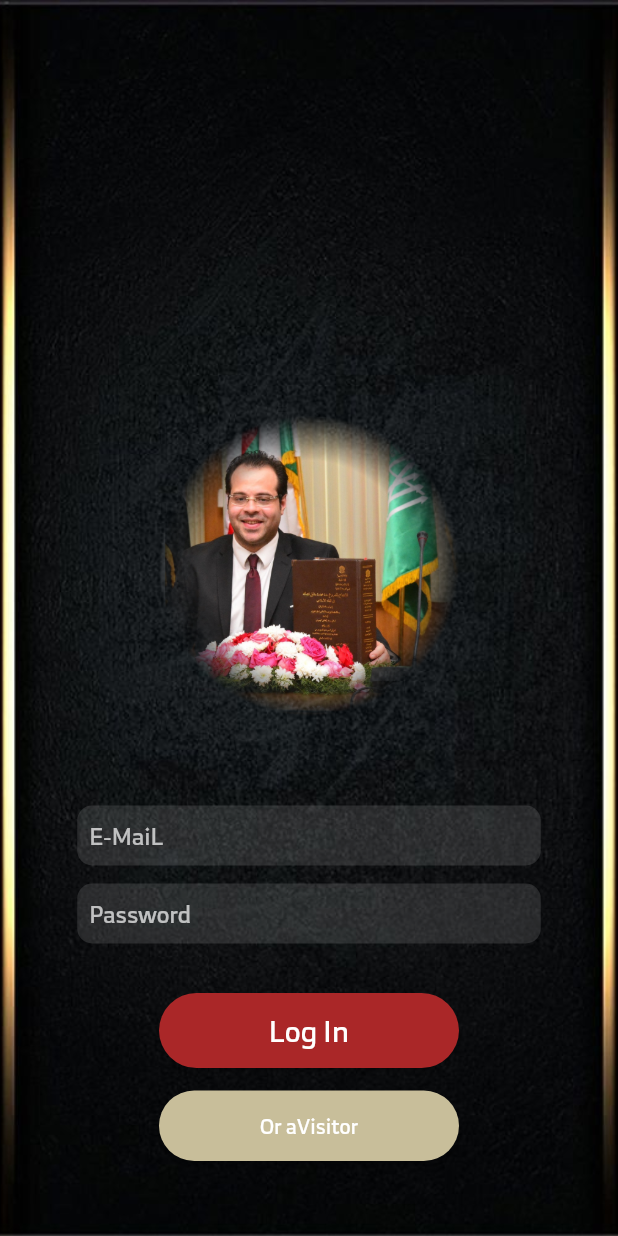
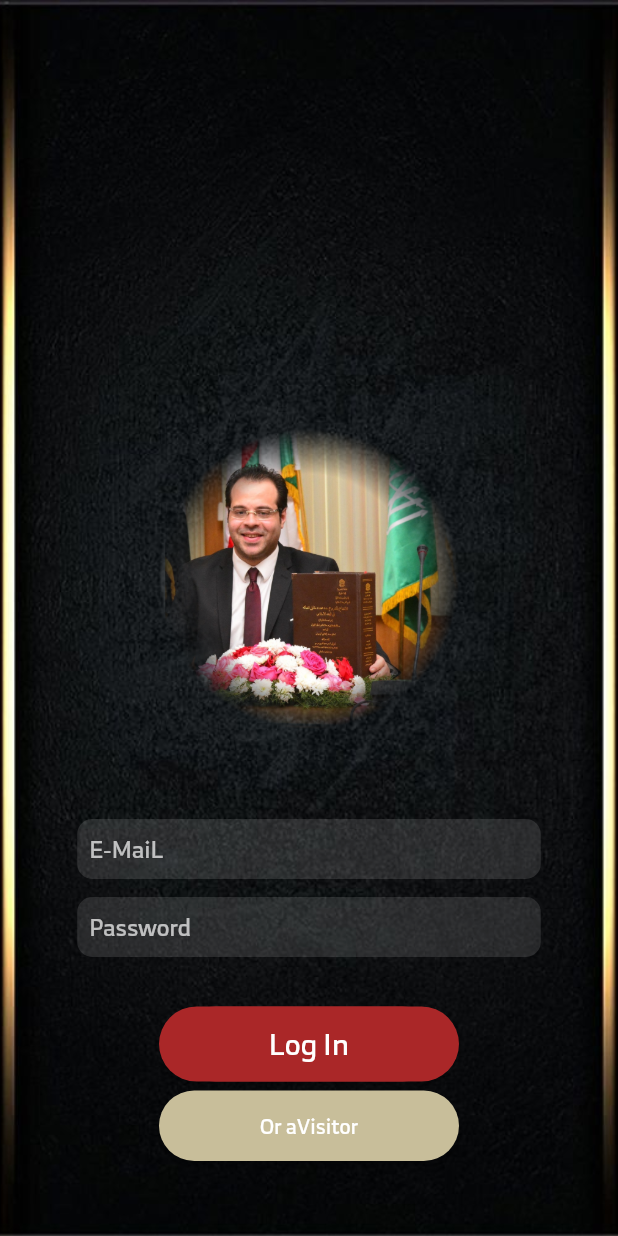
Before and after one commit to ahmed-mohsin/dreslam, a Flutter app: the screen it shows after launch, on a phone screen of 412 x 824 dp. Run offline on Flutter 3.47's test engine with Material 2 defaults, Android fonts, the phone set to English and light mode, and no system bars; drawn by our look-alikes of rounded_loading_button; our stand-ins replace cloud_firestore, device_info, firebase_auth, firebase_remote_config, flushbar, flutter_spinkit and 7 more; missing offline and left inert: advance_pdf_viewer, flutube, status_alert; accounts and stored records are empty.

Commit message:
release version 7 registeraton+visitors videos

```diff
--- a/lib/LoginScreen.dart
+++ b/lib/LoginScreen.dart
@@ -501,17 +501,9 @@ class _LoginScreenState extends State<LoginScreen> {
                             ),
                           ),
                         ),
+
                         Padding(
-                          padding: const EdgeInsets.only(bottom: 15),
-                          child: Platform.isAndroid==true?Container():Text(
-                            ", Register as A New User",
-                            style: TextStyle(
-                                color: goldenColor,
-                                decoration: TextDecoration.underline),
-                          ),
-                        ),
-                        Padding(
-                          padding: const EdgeInsets.only(bottom: 40),
+                          padding: const EdgeInsets.only(bottom: 40,top: 6),
                           child: Column(
                             children: [
                               RoundedLoadingButton(
```
